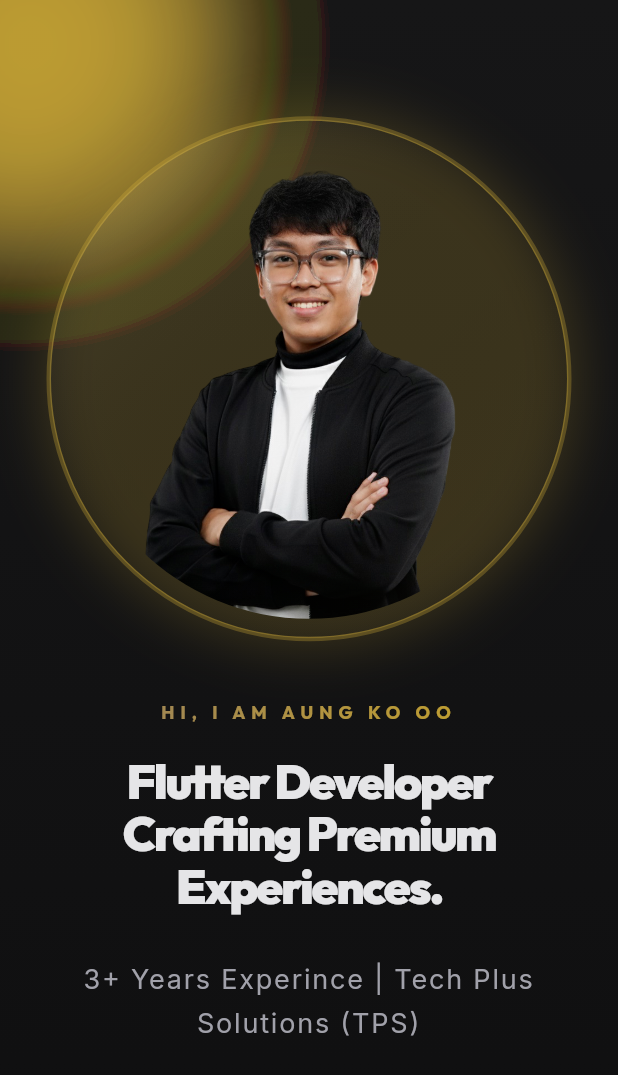
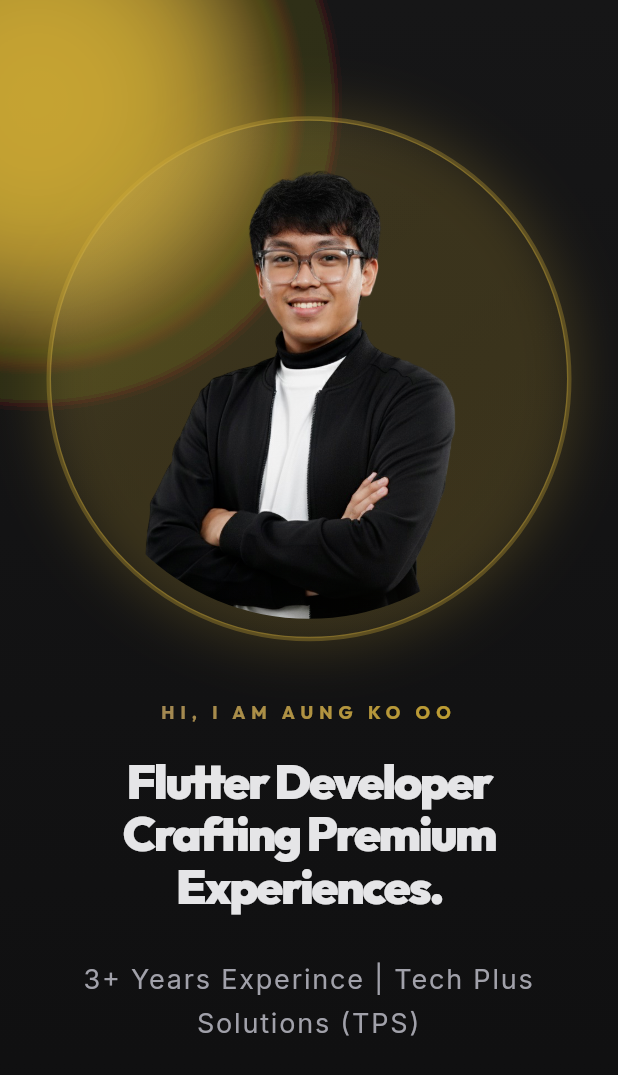
Before and after one commit to kooo12/MyPortfolio, a Flutter app: the screen it shows after launch, on a phone screen of 412 x 824 dp. Shown: the top 1075 px of the screen. Run offline on Flutter 3.47's test engine with Material 3 defaults, Android fonts, the phone set to English and light mode, and no system bars; drawn by our look-alikes of flutter_animate; our stand-ins replace flutter_riverpod, go_router, google_fonts, responsive_framework.

Commit message:
Feature: added about and experience sections and scroll feature Modify: modified background particle and modified custom navigation bar to scroll

```diff
--- a/lib/features/portfolio/presentation/portfolio_view.dart
+++ b/lib/features/portfolio/presentation/portfolio_view.dart
@@ -1,7 +1,10 @@
 import 'package:flutter/material.dart';
 import 'package:flutter_riverpod/flutter_riverpod.dart';
+import 'package:new_portfolio/features/portfolio/presentation/providers/scroll_provider.dart';
 import 'package:new_portfolio/features/portfolio/presentation/shared/widgets/animated_background.dart';
 import 'package:new_portfolio/features/portfolio/presentation/shared/widgets/custom_nav_bar.dart';
+import 'package:new_portfolio/features/portfolio/presentation/widgets/about_section.dart';
+import 'package:new_portfolio/features/portfolio/presentation/widgets/experience_section.dart';
 import 'package:new_portfolio/features/portfolio/presentation/widgets/hero_section.dart';
 import 'package:responsive_framework/responsive_framework.dart';
 
@@ -10,12 +13,27 @@
 
   @override
   Widget build(BuildContext context, WidgetRef ref) {
+    final scrollState = ref.watch(scrollProvider);
+    final scrollController = scrollState.controller;
+    final keys = scrollState.sectionKeys;
+
     return Scaffold(
       body: ResponsiveBreakpoints.builder(
         child: Stack(
           children: [
             const AnimatedBackground(),
-            SingleChildScrollView(child: Column(children: [HeroSection()])),
+
+            SingleChildScrollView(
+              controller: scrollController,
+              child: Column(
+                children: [
+                  HeroSection(key: keys[0]),
+                  AboutSection(key: keys[1]),
+                  ExperienceSection(key: keys[2]),
+                ],
+              ),
+            ),
+
             const CustomNavBar(),
           ],
         ),
--- a/lib/features/portfolio/presentation/shared/widgets/animated_background.dart
+++ b/lib/features/portfolio/presentation/shared/widgets/animated_background.dart
@@ -12,32 +12,53 @@
 class _AnimatedBackgroundState extends State<AnimatedBackground>
     with SingleTickerProviderStateMixin {
   late AnimationController _controller;
-  final List<_Particle> _particles = List.generate(20, (index) => _Particle());
+  late List<_Particle> _particles;
+  Size? _lastSize;
 
   @override
   void initState() {
     super.initState();
+    _particles = List.generate(25, (index) => _Particle());
+
     _controller = AnimationController(
       vsync: this,
-      duration: const Duration(seconds: 20),
-    )..repeat();
+      duration: const Duration(seconds: 2),
+    )..addListener(_updateParticles);
+    _controller.repeat();
+  }
+
+  void _updateParticles() {
+    if (_lastSize == null) return;
+    setState(() {
+      for (final particle in _particles) {
+        particle.update(_lastSize!);
+      }
+    });
   }
 
   @override
   void dispose() {
+    _controller.removeListener(_updateParticles);
     _controller.dispose();
     super.dispose();
   }
 
   @override
   Widget build(BuildContext context) {
-    return AnimatedBuilder(
-      animation: _controller,
-      builder: (context, child) {
+    return LayoutBuilder(
+      builder: (context, constraints) {
+        final size = Size(constraints.maxWidth, constraints.maxHeight);
+        if (_lastSize != size) {
+          _lastSize = size;
+          for (final particle in _particles) {
+            particle.initPosition(size);
+          }
+        }
+
         return Container(
           decoration: const BoxDecoration(gradient: AppColors.bgGradient),
           child: CustomPaint(
-            painter: _ParticlePainter(_particles, _controller.value),
+            painter: _ParticlePainter(_particles),
             size: Size.infinite,
           ),
         );
@@ -47,41 +68,53 @@
 }
 
 class _Particle {
-  double x = Random().nextDouble();
-  double y = Random().nextDouble();
-  double size = Random().nextDouble() * 200 + 100;
-  Color color = [
+  late double x;
+  late double y;
+  late double speedX;
+  late double speedY;
+  final double size = Random().nextDouble() * 200 + 100;
+  final Color color = [
     AppColors.primary.withValues(alpha: 0.1),
     AppColors.accent.withValues(alpha: 0.1),
     AppColors.warmTeal.withValues(alpha: 0.1),
   ][Random().nextInt(3)];
-  double speedX = (Random().nextDouble() - 0.5) * 0.05;
-  double speedY = (Random().nextDouble() - 0.5) * 0.05;
+
+  bool _isInitialized = false;
+
+  void initPosition(Size canvasSize) {
+    if (!_isInitialized) {
+      x = Random().nextDouble() * canvasSize.width;
+      y = Random().nextDouble() * canvasSize.height;
+      speedX = (Random().nextDouble() - 0.5) * 1.5;
+      speedY = (Random().nextDouble() - 0.5) * 1.5;
+      _isInitialized = true;
+    }
+  }
+
+  void update(Size canvasSize) {
+    x += speedX;
+    y += speedY;
+
+    if (x < -size) x = canvasSize.width + size;
+    if (x > canvasSize.width + size) x = -size;
+    if (y < -size) y = canvasSize.height + size;
+    if (y > canvasSize.height + size) y = -size;
+  }
 }
 
 class _ParticlePainter extends CustomPainter {
   final List<_Particle> particles;
-  final double animationValue;
 
-  _ParticlePainter(this.particles, this.animationValue);
+  _ParticlePainter(this.particles);
 
   @override
   void paint(Canvas canvas, Size size) {
+    final paint = Paint()
+      ..maskFilter = const MaskFilter.blur(BlurStyle.normal, 50);
+
     for (final particle in particles) {
-      final x =
-          (particle.x + particle.speedX * animationValue * 10) %
-          1.0 *
-          size.width;
-      final y =
-          (particle.y + particle.speedY * animationValue * 10) %
-          1.0 *
-          size.height;
-
-      final paint = Paint()
-        ..color = particle.color
-        ..maskFilter = const MaskFilter.blur(BlurStyle.normal, 50);
-
-      canvas.drawCircle(Offset(x, y), particle.size, paint);
+      paint.color = particle.color;
+      canvas.drawCircle(Offset(particle.x, particle.y), particle.size, paint);
     }
   }
 
--- a/lib/features/portfolio/presentation/shared/widgets/custom_nav_bar.dart
+++ b/lib/features/portfolio/presentation/shared/widgets/custom_nav_bar.dart
@@ -1,15 +1,21 @@
 import 'package:flutter/material.dart';
 import 'package:flutter_riverpod/flutter_riverpod.dart';
 import 'package:new_portfolio/core/theme/app_colors.dart';
-import 'package:new_portfolio/features/portfolio/presentation/shared/widgets/glass_container.dart';
+import 'package:new_portfolio/features/portfolio/presentation/providers/scroll_provider.dart';
+import 'glass_container.dart';
 
 class CustomNavBar extends ConsumerWidget {
   const CustomNavBar({super.key});
 
   @override
   Widget build(BuildContext context, WidgetRef ref) {
+    final scrollState = ref.watch(scrollProvider);
+    final activeIndex = scrollState.activeIndex;
+    final scrollOffset = scrollState.scrollOffset;
     final size = MediaQuery.of(context).size;
     final isMobile = size.width < 800;
+
+    final brandingOpacity = (scrollOffset / 300).clamp(0.0, 1.0);
 
     return Positioned(
       top: 20,
@@ -20,6 +26,33 @@
         child: Row(
           mainAxisAlignment: MainAxisAlignment.spaceBetween,
           children: [
+            Flexible(
+              child: Opacity(
+                opacity: brandingOpacity,
+                child: GlassContainer(
+                  borderRadius: 30,
+                  child: Padding(
+                    padding: const EdgeInsets.symmetric(
+                      horizontal: 20,
+                      vertical: 12,
+                    ),
+                    child: Text(
+                      'AUNG KO OO',
+                      overflow: TextOverflow.ellipsis,
+                      style: Theme.of(context).textTheme.titleLarge?.copyWith(
+                        color: AppColors.primary,
+                        fontSize: 14,
+                        fontWeight: FontWeight.bold,
+                        letterSpacing: 2,
+                      ),
+                    ),
+                  ),
+                ),
+              ),
+            ),
+
+            const SizedBox(width: 20),
+
             if (!isMobile)
               GlassContainer(
                 borderRadius: 40,
@@ -31,27 +64,47 @@
                   child: Row(
                     mainAxisSize: MainAxisSize.min,
                     children: [
-                      _NavItem(label: 'Home', isSelected: false, onTap: () {}),
-                      _NavItem(label: 'About', isSelected: false, onTap: () {}),
+                      _NavItem(
+                        label: 'Home',
+                        isSelected: activeIndex == 0,
+                        onTap: () => ref
+                            .read(scrollProvider.notifier)
+                            .scrollToSection(0),
+                      ),
+                      _NavItem(
+                        label: 'About',
+                        isSelected: activeIndex == 1,
+                        onTap: () => ref
+                            .read(scrollProvider.notifier)
+                            .scrollToSection(1),
+                      ),
                       _NavItem(
                         label: 'Experience',
-                        isSelected: false,
-                        onTap: () {},
+                        isSelected: activeIndex == 2,
+                        onTap: () => ref
+                            .read(scrollProvider.notifier)
+                            .scrollToSection(2),
                       ),
                       _NavItem(
                         label: 'Skills',
-                        isSelected: false,
-                        onTap: () {},
+                        isSelected: activeIndex == 3,
+                        onTap: () => ref
+                            .read(scrollProvider.notifier)
+                            .scrollToSection(3),
                       ),
                       _NavItem(
                         label: 'Projects',
-                        isSelected: false,
-                        onTap: () {},
+                        isSelected: activeIndex == 4,
+                        onTap: () => ref
+                            .read(scrollProvider.notifier)
+                            .scrollToSection(4),
                       ),
                       _NavItem(
                         label: 'Contact',
-                        isSelected: false,
-                        onTap: () {},
+                        isSelected: activeIndex == 5,
+                        onTap: () => ref
+                            .read(scrollProvider.notifier)
+                            .scrollToSection(5),
                       ),
                     ],
                   ),
```
Also changed, not shown: lib/features/portfolio/presentation/providers/scroll_provider.dart (added, +96 -0 lines), lib/features/portfolio/presentation/widgets/about_section.dart (added, +172 -0 lines), lib/features/portfolio/presentation/widgets/experience_section.dart (added, +165 -0 lines).
